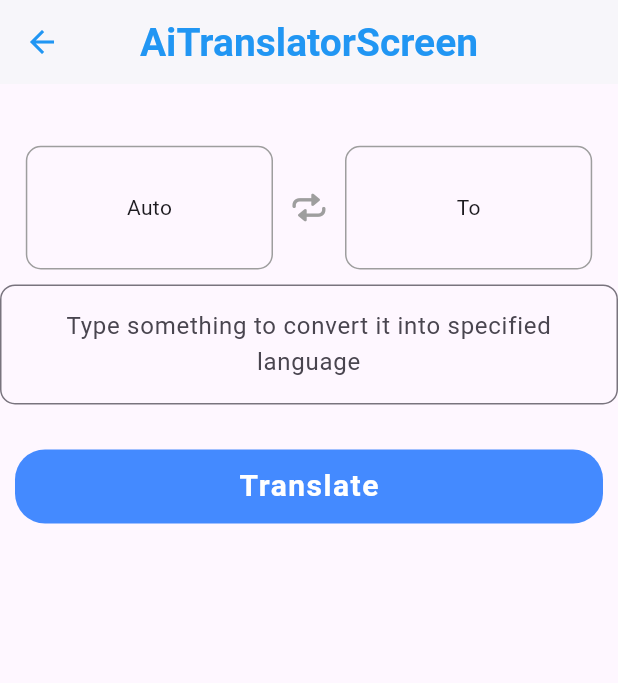
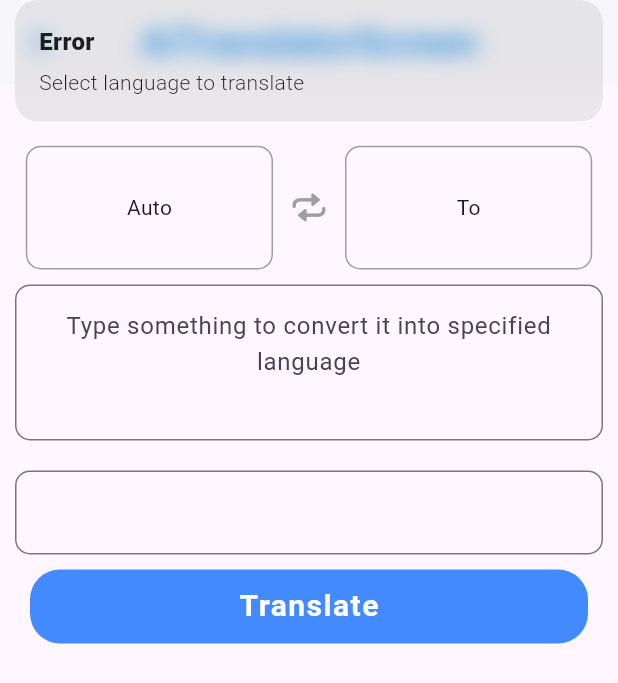
Before and after one commit to ZainMughal329/ai-assistant, a Flutter app: the AiTranslatorScreen screen opened directly, after a tap on "Translate", on a phone screen of 412 x 824 dp. Shown: the top 683 px of the screen. Run offline on Flutter 3.47's test engine with Material 3 defaults, Android fonts, the phone set to English and light mode, and no system bars; our stand-ins replace animated_text_kit, cached_network_image, flutter_animate, get, hive, lottie and 1 more; missing offline and left inert: dart_openai, gallery_saver_updated; accounts and stored records are empty; statements that could not run were skipped.

Commit message:
AI Assistance Completed

```diff
--- a/lib/helper/api.dart
+++ b/lib/helper/api.dart
@@ -24,6 +24,7 @@ class APIs {
       final answer = jsonDecode(response.body);
       // print(answer["choices"][0]["message"]["content"]);
       // print(response.body);
+      print(response.body);
       return answer["choices"][0]["message"]["content"];
     }catch(e){
       Get.snackbar("Error", e.toString());
--- a/lib/screens/FeaturesScreen/chat/controller.dart
+++ b/lib/screens/FeaturesScreen/chat/controller.dart
@@ -26,6 +26,7 @@ class ChatController extends GetxController {
 
           list.add(message(msg: value, msgType: MessageType.bot));
           scrollDown();
+          textCont.clear();
         }).onError((error, stackTrace) {
           Get.snackbar("Error in askQuestion", error.toString());
         });
--- a/lib/screens/FeaturesScreen/translator/ai_translator.dart
+++ b/lib/screens/FeaturesScreen/translator/ai_translator.dart
@@ -2,11 +2,13 @@ import 'package:ai_assistant/components/RoundButton.dart';
 import 'package:ai_assistant/components/bottom_sheet.dart';
 import 'package:ai_assistant/helper/appColors.dart';
 import 'package:ai_assistant/helper/global.dart';
+import 'package:ai_assistant/screens/FeaturesScreen/image/controller.dart';
 import 'package:ai_assistant/screens/FeaturesScreen/translator/controller.dart';
 import 'package:flutter/cupertino.dart';
 import 'package:flutter/material.dart';
 import 'package:flutter/services.dart';
 import 'package:get/get.dart';
+import 'package:lottie/lottie.dart';
 
 class AiTranslatorScreen extends StatelessWidget {
   AiTranslatorScreen({Key? key}) : super(key: key);
@@ -20,22 +22,25 @@ class AiTranslatorScreen extends StatelessWidget {
         title: Text("AiTranslatorScreen"),
       ),
       body: ListView(
-        padding: EdgeInsets.symmetric(
-            vertical: mq.height * 0.05),
+        padding: EdgeInsets.symmetric(vertical: mq.height * 0.05,horizontal: 10),
         children: [
           Row(
             mainAxisAlignment: MainAxisAlignment.center,
             children: [
-              Obx(() => InkWell(
-                onTap: (){
-                  Get.bottomSheet(LanguageBottomSheet(cont: contr, fromLang: contr.from));
+              Obx(
+                () => InkWell(
+                  onTap: () {
+                    Get.bottomSheet(
+                        LanguageBottomSheet(cont: contr, fromLang: contr.from));
                   },
                   borderRadius: BorderRadius.circular(10),
                   child: Container(
                     height: mq.height * 0.1,
                     width: mq.width * 0.4,
                     alignment: Alignment.center,
-                  child: contr.from.value== "" ? Text("Auto") : Text(contr.from.value.toString()),
+                    child: contr.from.value == ""
+                        ? Text("Auto")
+                        : Text(contr.from.value.toString()),
                     decoration: BoxDecoration(
                       border: Border.all(
                         color: Colors.grey,
@@ -43,27 +48,37 @@ class AiTranslatorScreen extends StatelessWidget {
                       borderRadius: BorderRadius.circular(10),
                     ),
                   ),
-              ),),
+                ),
+              ),
               IconButton(
-                onPressed: () {},
+                onPressed: () {
+                  contr.swapValues();
+                },
                 icon: Icon(
                   CupertinoIcons.repeat,
                   color: Colors.grey,
                 ),
               ),
-              InkWell(
+              Obx(
+                () => InkWell(
+                  onTap: () {
+                    Get.bottomSheet(
+                        LanguageBottomSheet(cont: contr, fromLang: contr.to));
+                  },
                   borderRadius: BorderRadius.circular(10),
                   child: Container(
                     height: mq.height * 0.1,
                     width: mq.width * 0.4,
-                  // width: double.infinity,
                     alignment: Alignment.center,
-                  child: Text("To"),
+                    child: contr.to.value == ""
+                        ? Text("To")
+                        : Text(contr.to.value.toString()),
                     decoration: BoxDecoration(
                       border: Border.all(
                         color: Colors.grey,
                       ),
                       borderRadius: BorderRadius.circular(10),
+                    ),
                   ),
                 ),
               ),
@@ -76,7 +91,7 @@ class AiTranslatorScreen extends StatelessWidget {
             onTapOutside: (e) {
               FocusScope.of(context).unfocus();
             },
-            minLines: 2,
+            minLines: 3,
             maxLines: null,
             controller: contr.textCont,
             decoration: InputDecoration(
@@ -91,13 +106,14 @@ class AiTranslatorScreen extends StatelessWidget {
           SizedBox(
             height: 20,
           ),
-          contr.resultCont.text.isNotEmpty
+          Obx(() {
+            return contr.status.value == Status.completed
                 ? TextFormField(
                     onTapOutside: (e) {
                       FocusScope.of(context).unfocus();
                     },
-                  minLines: 2,
-                  maxLines: null,
+                    // minLines: 2,
+                    // maxLines: null,
                     controller: contr.resultCont,
                     decoration: InputDecoration(
                       border: OutlineInputBorder(
@@ -107,8 +123,34 @@ class AiTranslatorScreen extends StatelessWidget {
                     ),
                     textAlign: TextAlign.center,
                   )
-              : SizedBox(),
-          RoundButton(name: "Translate", onPressed: () {}),
+                : contr.status.value == Status.loading
+                    ? Lottie.asset('assets/animations/loading.json',
+                        width: mq.width * 0.3, height: mq.height * 0.3)
+                    : SizedBox();
+          }),
+
+          // contr.resultCont.text.isNotEmpty
+          //     ? TextFormField(
+          //         onTapOutside: (e) {
+          //           FocusScope.of(context).unfocus();
+          //         },
+          //         minLines: 2,
+          //         maxLines: null,
+          //         controller: contr.resultCont,
+          //         decoration: InputDecoration(
+          //           border: OutlineInputBorder(
+          //             borderRadius: BorderRadius.all(Radius.circular(10)),
+          //             borderSide: BorderSide(color: AppColors.primaryColor),
+          //           ),
+          //         ),
+          //         textAlign: TextAlign.center,
+          //       )
+          //     : SizedBox(),
+          RoundButton(
+              name: "Translate",
+              onPressed: () {
+                contr.translate();
+              }),
         ],
       ),
     );
--- a/lib/screens/FeaturesScreen/translator/controller.dart
+++ b/lib/screens/FeaturesScreen/translator/controller.dart
@@ -1,19 +1,68 @@
+import 'dart:convert';
+import 'dart:developer';
+
 import 'package:ai_assistant/components/list_of_languages.dart';
+import 'package:ai_assistant/helper/api.dart';
+import 'package:ai_assistant/screens/FeaturesScreen/image/controller.dart';
 import 'package:flutter/cupertino.dart';
 import 'package:get/get.dart';
 
 class AITranslatorController extends GetxController {
-
   final textCont = TextEditingController();
   final resultCont = TextEditingController();
   final searchCont = TextEditingController();
 
-  final from="".obs , to="".obs;
+  final from = "".obs, to = "".obs;
   // llang is the list of all languages
   final lang = llang;
+  final status = Status.none.obs;
+
+  Future<void> translate() async {
+    status.value = Status.loading;
+    if (textCont.text.isNotEmpty && to.value.isNotEmpty) {
+      String prompt = "";
+
+      if (from.value == "") {
+        prompt =
+            "Translate the give below text into ${to.value} language \n \'${textCont.text.trim().toString().toLowerCase()}\'  ";
+      } else {
+        prompt =
+            "Translate the give below text from ${from.value} language into ${to.value} language \n \'${textCont.text.trim().toString().toLowerCase()}\'";
+      }
+      try{
+        await APIs().getAnswer(prompt).then((value){
+          // the below code is to decode langugae result
+          final res = utf8.decode(value.codeUnits);
+          resultCont.text = res;
+          // log(value);
+          status.value = Status.completed;
 
 
+        });
+        // textCont.clear();
+      }catch(e){
+        Get.snackbar('Error',e.toString());
+        status.value = Status.completed;
+      }
 
+    } else {
 
+      if (textCont.text.trim().toString().isEmpty)
+        Get.snackbar("Error", "Enter text to translate");
+      if (to.value.isEmpty) Get.snackbar("Error", "Select language to translate");
+      status.value = Status.completed;
+    }
+  }
 
+  void swapValues (){
+   if(to.value.isNotEmpty && from.value.isNotEmpty){
+     final t = to.value;
+     to.value = from.value;
+     from.value = t;
+     textCont.clear();
+     resultCont.clear();
+   }else{
+     Get.snackbar("Error", "Select languages to translate");
+   }
+  }
 }
```
Also changed, not shown: lib/components/bottom_sheet.dart (+9 -3 lines). Lines whose indentation alone changed are shown as unchanged.
